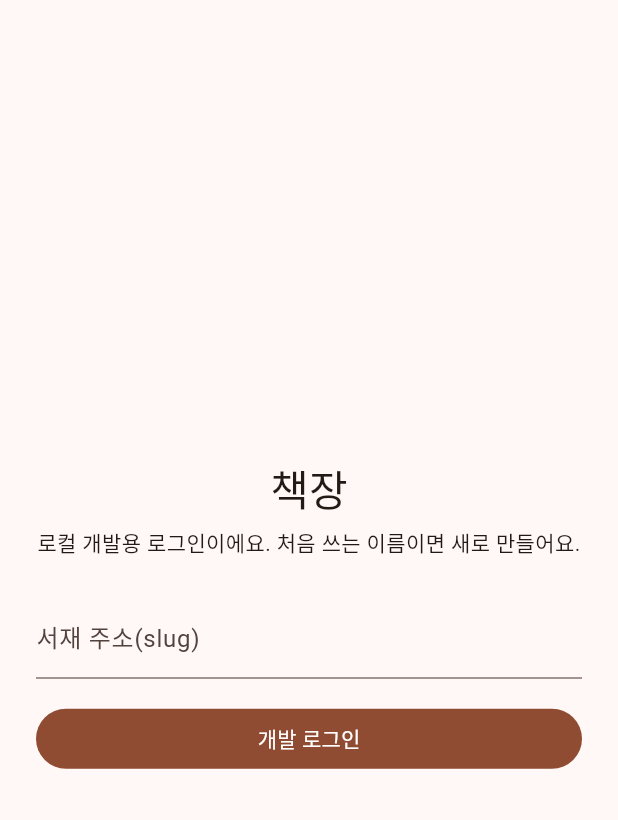
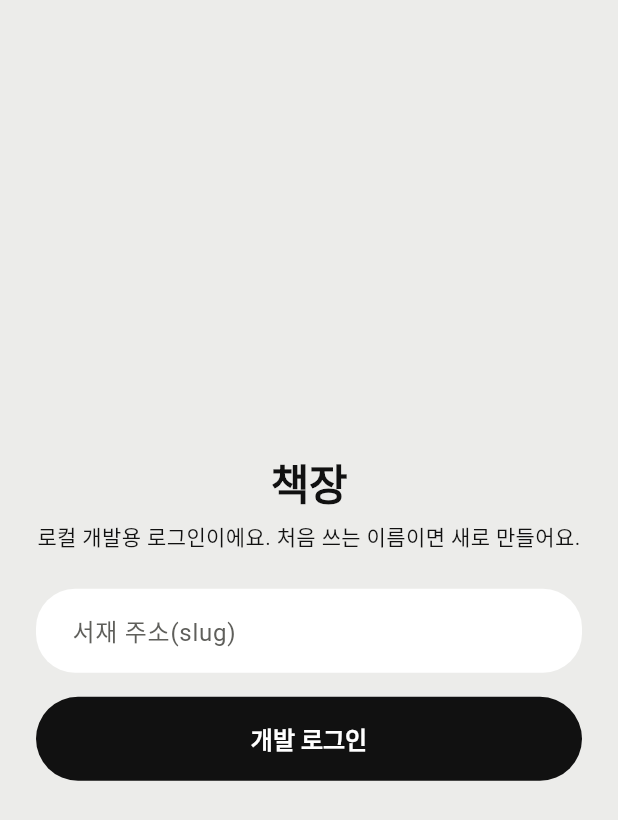
Before and after one commit to jheehg/book-shelf, a Flutter app: the screen it shows after launch, on a phone screen of 412 x 824 dp. Shown: the top 820 px of the screen. Run offline on Flutter 3.47's test engine with Material 3 defaults, Android fonts, the light colour scheme and no system bars; our stand-ins replace dio, flutter_riverpod, flutter_secure_storage, go_router; missing offline and left inert: mobile_scanner.

Commit message:
feat(app): 새 디자인의 공통 테마와 상태 이름

```diff
--- a/app/lib/api/models.dart
+++ b/app/lib/api/models.dart
@@ -24,9 +24,9 @@ class AuthTokens {
 }
 
 enum ReadingStatus {
-  want('WANT', '읽고 싶다'),
+  want('WANT', '읽고 싶음'),
   reading('READING', '읽는 중'),
-  done('DONE', '읽음');
+  done('DONE', '다 읽음');
 
   const ReadingStatus(this.wire, this.label);
   final String wire;
--- a/app/lib/app.dart
+++ b/app/lib/app.dart
@@ -1,4 +1,5 @@
 import 'package:flutter/material.dart';
+import 'package:flutter_localizations/flutter_localizations.dart';
 import 'package:flutter_riverpod/flutter_riverpod.dart';
 import 'package:go_router/go_router.dart';
 
@@ -12,6 +13,7 @@ import 'search/search_screen.dart';
 import 'settings/settings_screen.dart';
 import 'shelf/record_edit_screen.dart';
 import 'shelf/shelf_screen.dart';
+import 'theme/app_theme.dart';
 
 final initialLocationProvider = Provider<String>((ref) => '/');
 
@@ -79,7 +81,10 @@ class BookShelfApp extends ConsumerWidget {
   @override
   Widget build(BuildContext context, WidgetRef ref) => MaterialApp.router(
     title: '책장',
-    theme: ThemeData(colorSchemeSeed: Colors.brown, useMaterial3: true),
+    theme: buildAppTheme(),
+    locale: const Locale('ko'),
+    supportedLocales: const [Locale('ko')],
+    localizationsDelegates: GlobalMaterialLocalizations.delegates,
     routerConfig: ref.watch(routerProvider),
   );
 }
--- a/app/lib/library/libraries_screen.dart
+++ b/app/lib/library/libraries_screen.dart
@@ -146,7 +146,6 @@ class _LibrariesScreenState extends ConsumerState<LibrariesScreen> {
                       initialValue: _region,
                       decoration: const InputDecoration(
                         labelText: '지역',
-                        border: OutlineInputBorder(),
                         isDense: true,
                       ),
                       items: [
--- a/app/lib/search/search_screen.dart
+++ b/app/lib/search/search_screen.dart
@@ -68,13 +68,7 @@ class _SearchScreenState extends ConsumerState<SearchScreen> {
                       icon: const Icon(Icons.close),
                       onPressed: _clear,
                     ),
-              filled: true,
-              fillColor: Theme.of(context).colorScheme.surfaceContainerHighest,
               isDense: true,
-              border: OutlineInputBorder(
-                borderRadius: BorderRadius.circular(28),
-                borderSide: BorderSide.none,
-              ),
             ),
             onChanged: (value) => _debouncer(
               () => ref.read(searchProvider.notifier).search(value),
--- /dev/null
+++ b/app/lib/theme/app_theme.dart
@@ -0,0 +1,195 @@
+import 'package:flutter/material.dart';
+
+abstract final class AppColors {
+  static const ground = Color(0xFFECECEA);
+  static const ink = Color(0xFF111111);
+  static const muted = Color(0xFF74746F);
+  static const bodyMuted = Color(0xFF5F5F5B);
+  static const surface = Color(0xFFFFFFFF);
+  static const lavender = Color(0xFFAB9DFF);
+  static const tomato = Color(0xFFF2643C);
+  static const taupe = Color(0xFFD6CABB);
+  static const unknown = Color(0xFFC9C9C5);
+}
+
+const _pill = StadiumBorder();
+const _sheetRadius = Radius.circular(28);
+
+ThemeData buildAppTheme() {
+  const scheme = ColorScheme.light(
+    primary: AppColors.ink,
+    onPrimary: AppColors.surface,
+    // 선택된 칩과 SegmentedButton이 secondaryContainer를 쓰므로 잉크로 칠한다.
+    secondary: AppColors.ink,
+    onSecondary: AppColors.surface,
+    secondaryContainer: AppColors.ink,
+    onSecondaryContainer: AppColors.surface,
+    primaryContainer: AppColors.ink,
+    onPrimaryContainer: AppColors.surface,
+    tertiary: AppColors.lavender,
+    onTertiary: AppColors.ink,
+    surface: AppColors.ground,
+    onSurface: AppColors.ink,
+    onSurfaceVariant: AppColors.bodyMuted,
+    surfaceContainerLowest: AppColors.surface,
+    surfaceContainerLow: AppColors.surface,
+    surfaceContainer: AppColors.surface,
+    surfaceContainerHigh: AppColors.surface,
+    surfaceContainerHighest: Color(0xFFDDDDD9),
+    outline: AppColors.unknown,
+    outlineVariant: Color(0xFFDDDDD9),
+    inverseSurface: AppColors.ink,
+    onInverseSurface: AppColors.surface,
+    surfaceTint: Colors.transparent,
+  );
+
+  final base = ThemeData(colorScheme: scheme, useMaterial3: true);
+  final text = base.textTheme;
+
+  return base.copyWith(
+    scaffoldBackgroundColor: AppColors.ground,
+    textTheme: text.copyWith(
+      displayLarge: text.displayLarge?.copyWith(fontWeight: FontWeight.w400),
+      displayMedium: text.displayMedium?.copyWith(fontWeight: FontWeight.w400),
+      displaySmall: text.displaySmall?.copyWith(fontWeight: FontWeight.w400),
+      headlineLarge: _heavy(text.headlineLarge),
+      headlineMedium: _heavy(text.headlineMedium),
+      headlineSmall: _heavy(text.headlineSmall),
+      titleLarge: _heavy(text.titleLarge),
+      titleMedium: text.titleMedium?.copyWith(fontWeight: FontWeight.w700),
+      titleSmall: text.titleSmall?.copyWith(fontWeight: FontWeight.w700),
+      bodySmall: text.bodySmall?.copyWith(color: AppColors.bodyMuted),
+    ),
+    appBarTheme: AppBarTheme(
+      backgroundColor: AppColors.ground,
+      foregroundColor: AppColors.ink,
+      surfaceTintColor: Colors.transparent,
+      scrolledUnderElevation: 0,
+      elevation: 0,
+      centerTitle: false,
+      titleTextStyle: _heavy(text.titleLarge)?.copyWith(color: AppColors.ink),
+    ),
+    cardTheme: const CardThemeData(
+      color: AppColors.surface,
+      elevation: 0,
+      margin: EdgeInsets.zero,
+      shape: RoundedRectangleBorder(
+        borderRadius: BorderRadius.all(Radius.circular(24)),
+      ),
+    ),
+    filledButtonTheme: FilledButtonThemeData(
+      style: FilledButton.styleFrom(
+        backgroundColor: AppColors.ink,
+        foregroundColor: AppColors.surface,
+        minimumSize: const Size(64, 56),
+        shape: _pill,
+        textStyle: const TextStyle(fontSize: 16, fontWeight: FontWeight.w700),
+      ),
+    ),
+    outlinedButtonTheme: OutlinedButtonThemeData(
+      style: OutlinedButton.styleFrom(
+        foregroundColor: AppColors.ink,
+        side: const BorderSide(color: AppColors.ink, width: 1.5),
+        shape: _pill,
+        textStyle: const TextStyle(fontWeight: FontWeight.w700),
+      ),
+    ),
+    textButtonTheme: TextButtonThemeData(
+      style: TextButton.styleFrom(
+        foregroundColor: AppColors.ink,
+        shape: _pill,
+        textStyle: const TextStyle(fontWeight: FontWeight.w700),
+      ),
+    ),
+    floatingActionButtonTheme: const FloatingActionButtonThemeData(
+      backgroundColor: AppColors.ink,
+      foregroundColor: AppColors.surface,
+      elevation: 2,
+      shape: _pill,
+      extendedTextStyle: TextStyle(fontSize: 15, fontWeight: FontWeight.w700),
+    ),
+    inputDecorationTheme: const InputDecorationTheme(
+      filled: true,
+      fillColor: AppColors.surface,
+      contentPadding: EdgeInsets.symmetric(horizontal: 20, vertical: 16),
+      border: OutlineInputBorder(
+        borderRadius: BorderRadius.all(Radius.circular(26)),
+        borderSide: BorderSide.none,
+      ),
+    ),
+    chipTheme: ChipThemeData(
+      color: WidgetStateProperty.resolveWith(
+        (states) => states.contains(WidgetState.selected)
+            ? AppColors.ink
+            : AppColors.surface,
+      ),
+      checkmarkColor: AppColors.surface,
+      side: BorderSide.none,
+      shape: _pill,
+      labelStyle: TextStyle(
+        fontWeight: FontWeight.w700,
+        color: WidgetStateColor.resolveWith(
+          (states) => states.contains(WidgetState.selected)
+              ? AppColors.surface
+              : AppColors.ink,
+        ),
+      ),
+    ),
+    segmentedButtonTheme: SegmentedButtonThemeData(
+      style: SegmentedButton.styleFrom(
+        backgroundColor: AppColors.surface,
+        foregroundColor: AppColors.ink,
+        selectedBackgroundColor: AppColors.ink,
+        selectedForegroundColor: AppColors.surface,
+        side: BorderSide.none,
+        textStyle: const TextStyle(fontWeight: FontWeight.w700),
+      ),
+    ),
+    bottomSheetTheme: const BottomSheetThemeData(
+      backgroundColor: AppColors.ground,
+      modalBackgroundColor: AppColors.ground,
+      surfaceTintColor: Colors.transparent,
+      showDragHandle: true,
+      dragHandleColor: AppColors.unknown,
+      shape: RoundedRectangleBorder(
+        borderRadius: BorderRadius.vertical(top: _sheetRadius),
+      ),
+    ),
+    dialogTheme: const DialogThemeData(
+      backgroundColor: AppColors.ground,
+      surfaceTintColor: Colors.transparent,
+      shape: RoundedRectangleBorder(
+        borderRadius: BorderRadius.all(_sheetRadius),
+      ),
+    ),
+    datePickerTheme: const DatePickerThemeData(
+      backgroundColor: AppColors.ground,
+      surfaceTintColor: Colors.transparent,
+      shape: RoundedRectangleBorder(
+        borderRadius: BorderRadius.all(_sheetRadius),
+      ),
+    ),
+    snackBarTheme: const SnackBarThemeData(
+      behavior: SnackBarBehavior.floating,
+      backgroundColor: AppColors.ink,
+      contentTextStyle: TextStyle(color: AppColors.surface),
+      actionTextColor: AppColors.lavender,
+      shape: RoundedRectangleBorder(
+        borderRadius: BorderRadius.all(Radius.circular(16)),
+      ),
+    ),
+    listTileTheme: const ListTileThemeData(
+      iconColor: AppColors.ink,
+      subtitleTextStyle: TextStyle(color: AppColors.bodyMuted, fontSize: 13),
+    ),
+    dividerTheme: const DividerThemeData(color: Color(0xFFDDDDD9)),
+    progressIndicatorTheme: const ProgressIndicatorThemeData(
+      color: AppColors.ink,
+    ),
+  );
+}
+
+TextStyle? _heavy(TextStyle? style) => style?.copyWith(
+  fontWeight: FontWeight.w900,
+  letterSpacing: (style.fontSize ?? 14) * -0.02,
+);
--- /dev/null
+++ b/app/lib/theme/reading_status_style.dart
@@ -0,0 +1,19 @@
+import 'dart:math' as math;
+import 'dart:ui';
+
+import '../api/models.dart';
+import 'app_theme.dart';
+
+extension ReadingStatusStyle on ReadingStatus {
+  Color get color => switch (this) {
+    ReadingStatus.want => AppColors.tomato,
+    ReadingStatus.reading => AppColors.lavender,
+    ReadingStatus.done => AppColors.taupe,
+  };
+
+  double get arrowAngle => switch (this) {
+    ReadingStatus.want => 0,
+    ReadingStatus.reading => -math.pi / 4,
+    ReadingStatus.done => math.pi / 4,
+  };
+}
--- a/app/pubspec.yaml
+++ b/app/pubspec.yaml
@@ -8,6 +8,8 @@ environment:
 
 dependencies:
   flutter:
+    sdk: flutter
+  flutter_localizations:
     sdk: flutter
   cupertino_icons: ^1.0.8
   flutter_riverpod: ^3.4.3
```
Also changed, not shown: app/pubspec.lock, 3 other files.
